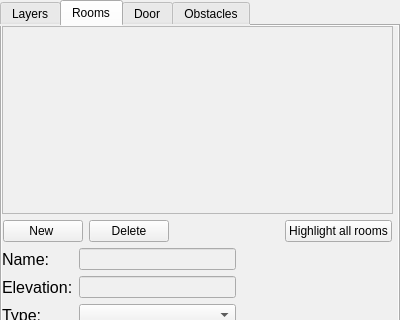
Above: forms/roomwidget.ui from JuPedSim/jpseditor before the change; both pictures show x 0 to 400 and y 0 to 320 of the 400 by 600 pixel window. Below: the same form after it.
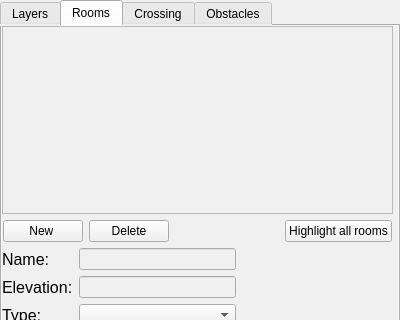
That is the form after the change.

```diff
--- a/forms/roomwidget.ui
+++ b/forms/roomwidget.ui
@@ -320,7 +320,7 @@
   </widget>
   <widget class="QWidget" name="doorTab">
    <attribute name="title">
-    <string>Door</string>
+    <string>Crossing</string>
    </attribute>
    <widget class="QWidget" name="layoutWidget">
     <property name="geometry">
```
Left out of the diff: 4 changed lines with no effect on the pictures.
